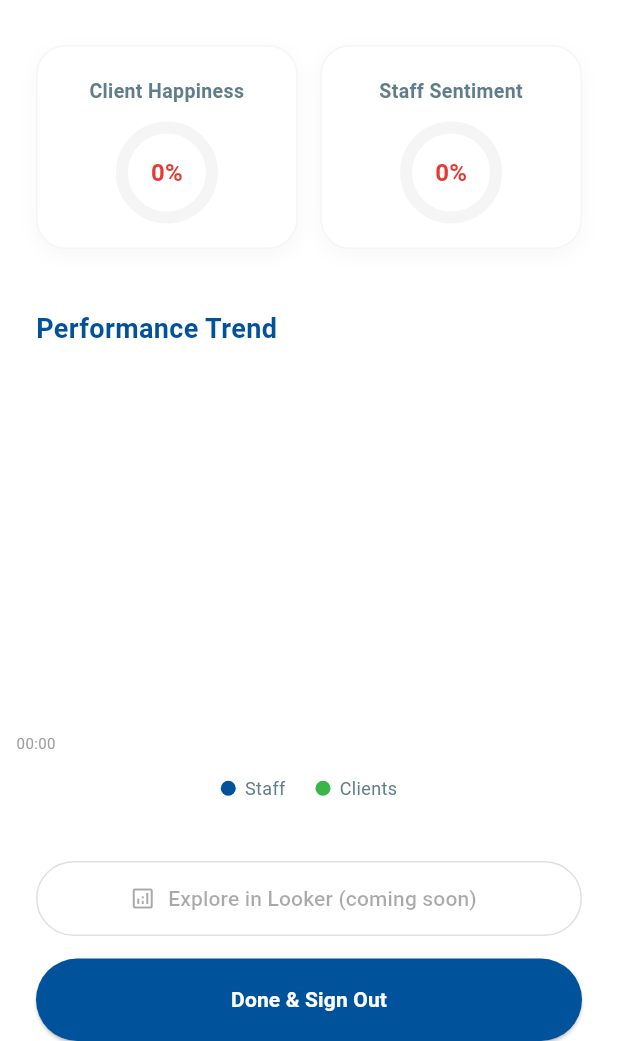
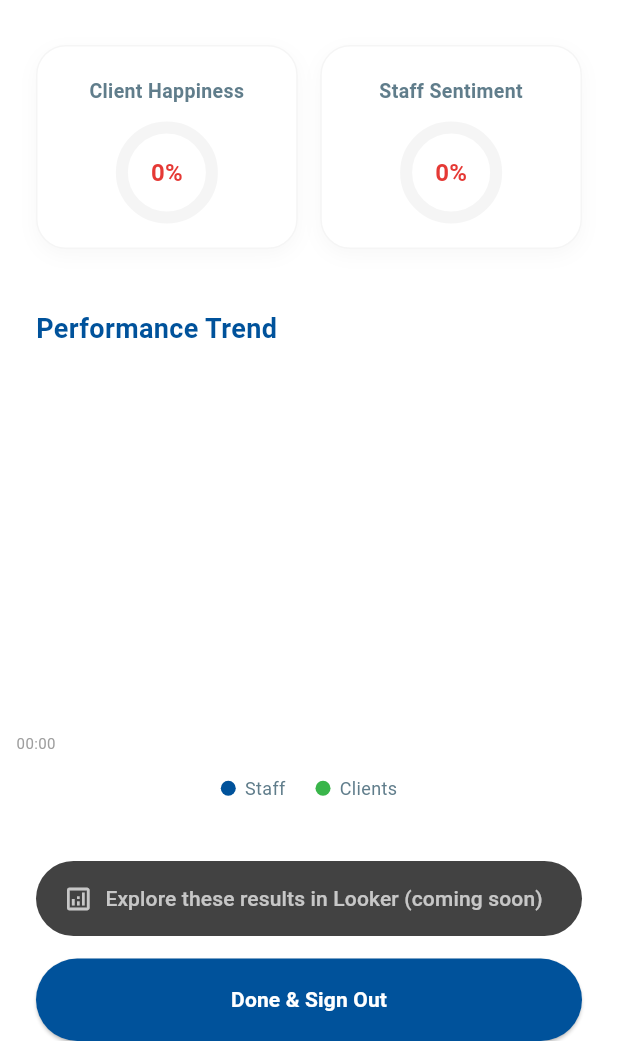
Before and after one commit to aosborncobry/cobry-temp-check, a Flutter app: the ResultsScreen screen opened directly, on a phone screen of 412 x 824 dp, the part 195-1236 px from its top. Run offline on Flutter 3.47's test engine with Material 3 defaults, Android fonts, the phone set to English and light mode, and no system bars; drawn by our look-alikes of fl_chart; our stand-ins replace app_links, cloud_firestore, firebase_auth, firebase_core, shared_preferences; accounts and stored records are empty; generated files the repository leaves out were written again.

Commit message:
chore: Looker button re-styled

```diff
--- a/lib/screens/results_screen.dart
+++ b/lib/screens/results_screen.dart
@@ -19,6 +19,7 @@ class _ResultsScreenState extends State<ResultsScreen> {
   static const Color cobryGreen = Color(0xFF39B54A);
   static const Color cobryOrange = Color(0xFFFF8C00);
   static const Color cobryRed = Color(0xFFE53935);
+  static const Color charcoalGrey = Color(0xFF424242);
 
   List<FlSpot> _clientSpots = [];
   List<FlSpot> _staffSpots = [];
@@ -31,7 +32,7 @@ class _ResultsScreenState extends State<ResultsScreen> {
     double staffLatest = 0;
 
     try {
-      // 1. Fetch Client Data
+      // 1. Fetch Client Data (Ordered by time to prevent loops)
       final clientQuery = await _db
           .collection('feedback_clients')
           .orderBy('timestamp', descending: true)
@@ -50,11 +51,10 @@ class _ResultsScreenState extends State<ResultsScreen> {
             return FlSpot(d['timestamp'].millisecondsSinceEpoch.toDouble(), score);
           }).toList();
 
-        // CRITICAL FIX: Sort chronologically to prevent line loops
         _clientSpots.sort((a, b) => a.x.compareTo(b.x));
       }
 
-      // 2. Fetch Staff Data
+      // 2. Fetch Staff Data (Ordered by time to prevent loops)
       final staffQuery = await _db
           .collection('feedback_staff')
           .orderBy('timestamp', descending: true)
@@ -72,11 +72,9 @@ class _ResultsScreenState extends State<ResultsScreen> {
             return FlSpot(d['timestamp'].millisecondsSinceEpoch.toDouble(), (d['feeling_score'] / 10) * 100);
           }).toList();
 
-        // CRITICAL FIX: Sort chronologically to prevent line loops
         _staffSpots.sort((a, b) => a.x.compareTo(b.x));
       }
 
-      // Set X-axis bounds
       List<FlSpot> all = [..._clientSpots, ..._staffSpots];
       if (all.isNotEmpty) {
         all.sort((a, b) => a.x.compareTo(b.x));
@@ -124,7 +122,6 @@ class _ResultsScreenState extends State<ResultsScreen> {
                 Image.asset('assets/cobry_logo.png', height: 50),
                 const SizedBox(height: 30),
 
-                // KPI Cards
                 Row(
                   children: [
                     Expanded(child: _buildKPICard("Client Happiness", scores['client']!)),
@@ -140,10 +137,8 @@ class _ResultsScreenState extends State<ResultsScreen> {
                 ),
                 const SizedBox(height: 20),
 
-                // The Fixed Chart
                 SizedBox(height: 250, child: _buildChart()),
 
-                // Legend
                 const SizedBox(height: 15),
                 Row(
                   mainAxisAlignment: MainAxisAlignment.center,
@@ -156,25 +151,28 @@ class _ResultsScreenState extends State<ResultsScreen> {
 
                 const SizedBox(height: 40),
 
-                // Looker Placeholder
+                // --- UPDATED LOOKER BUTTON (DARK GREY) ---
                 SizedBox(
                   width: double.infinity,
                   height: 50,
-                  child: OutlinedButton.icon(
+                  child: ElevatedButton.icon(
                     onPressed: null,
-                    icon: const Icon(Icons.analytics_outlined),
-                    label: const Text("Explore in Looker (coming soon)"),
-                    style: OutlinedButton.styleFrom(
-                      foregroundColor: Colors.grey,
-                      side: BorderSide(color: Colors.grey.shade300),
+                    icon: const Icon(Icons.analytics_outlined, size: 20, color: Colors.white70),
+                    label: const Text(
+                      "Explore these results in Looker (coming soon)",
+                      style: TextStyle(color: Colors.white70),
+                    ),
+                    style: ElevatedButton.styleFrom(
+                      backgroundColor: charcoalGrey,
+                      disabledBackgroundColor: charcoalGrey,
                       shape: RoundedRectangleBorder(borderRadius: BorderRadius.circular(30)),
+                      elevation: 0,
                     ),
                   ),
                 ),
 
                 const SizedBox(height: 15),
 
-                // Finish Button
                 SizedBox(
                   width: double.infinity,
                   height: 55,
@@ -271,7 +269,7 @@ class _ResultsScreenState extends State<ResultsScreen> {
           LineChartBarData(
             spots: _clientSpots,
             isCurved: true,
-            curveSmoothness: 0.35, // Balanced smoothness
+            curveSmoothness: 0.35,
             color: cobryGreen,
             barWidth: 4,
             dotData: const FlDotData(show: false),
```
Also changed, not shown: lib/screens/feedback_form.dart (+17 -0 lines), 1 other file.
